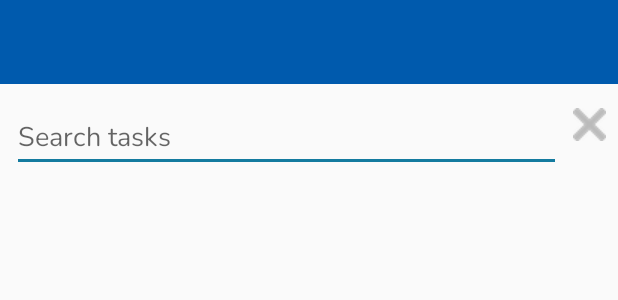
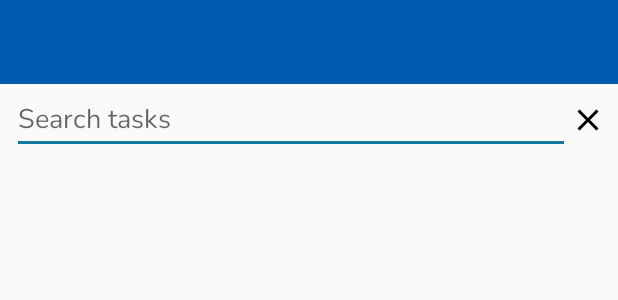
Before and after one commit to bmberger/WavesApp, an Android app: the layout fragment_search.xml on its own in the app's theme, with its tools: preview values and no code run, on a phone screen of 412 x 824 dp. Shown: the top 300 px of the screen. Run offline under Robolectric (Android 15) with nearby library versions, the phone set to English and light mode, and no system bars; Roboto replaces fonts that are not available here.

Commit message:
Change image button for clearing

```diff
--- /dev/null
+++ b/app/src/main/res/drawable/clear_icon.xml
@@ -0,0 +1,9 @@
+<vector xmlns:android="http://schemas.android.com/apk/res/android"
+        android:width="24dp"
+        android:height="24dp"
+        android:viewportWidth="24.0"
+        android:viewportHeight="24.0">
+    <path
+        android:fillColor="#FF000000"
+        android:pathData="M19,6.41L17.59,5 12,10.59 6.41,5 5,6.41 10.59,12 5,17.59 6.41,19 12,13.41 17.59,19 19,17.59 13.41,12z"/>
+</vector>
--- a/app/src/main/res/layout/fragment_search.xml
+++ b/app/src/main/res/layout/fragment_search.xml
@@ -20,13 +20,10 @@
         android:layout_width="0dp"
         android:layout_height="wrap_content"
         android:layout_marginStart="8dp"
-        android:layout_marginTop="12dp"
-        android:layout_marginEnd="8dp"
         android:ems="10"
         android:hint="Search tasks"
         android:inputType="textPersonName"
         app:layout_constraintEnd_toStartOf="@+id/ibClear"
-        app:layout_constraintHorizontal_bias="0.0"
         app:layout_constraintStart_toStartOf="parent"
         app:layout_constraintTop_toBottomOf="@+id/toolbar" />
 
@@ -60,7 +57,7 @@
         android:id="@+id/ibClear"
         android:layout_width="wrap_content"
         android:layout_height="wrap_content"
-        android:layout_marginTop="16dp"
+        android:layout_marginTop="12dp"
         android:layout_marginEnd="8dp"
         android:background="@android:color/transparent"
         app:layout_constraintEnd_toEndOf="parent"
```
Also changed, not shown: app/src/main/res/drawable/clear_icon.png (deleted).
